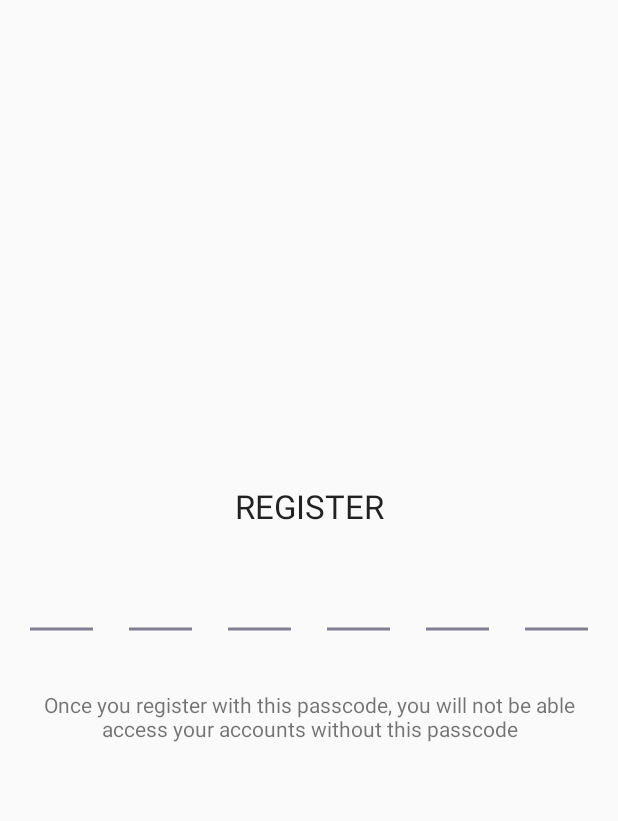
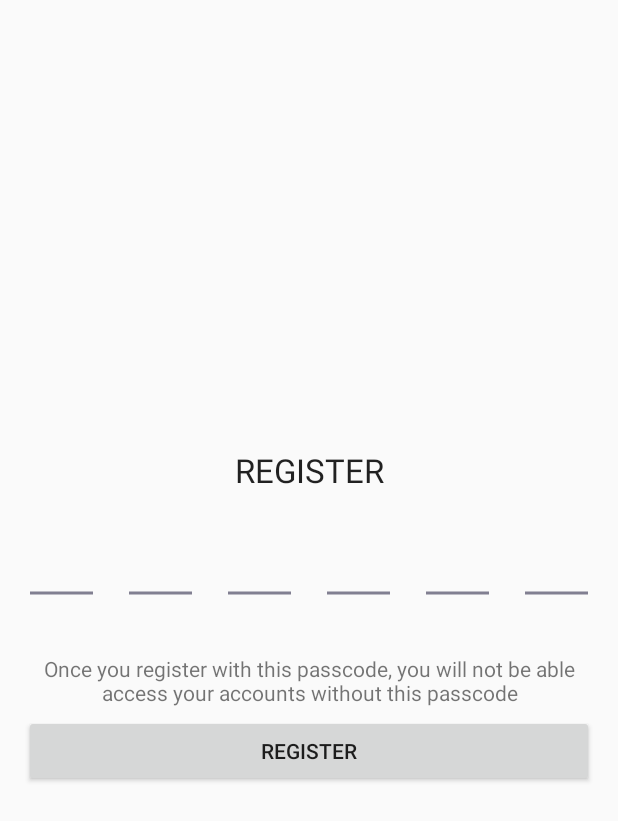
Before and after one commit to mcgigglepop/myprofilebox-cold-storage, an Android app: the RegisterActivity screen opened directly, with no data from a screen before it, on a phone screen of 412 x 824 dp. Shown: the top 821 px of the screen. Run offline under Robolectric (Android 15) with nearby library versions, the phone set to English and light mode, and no system bars.

Commit message:
added register button

```diff
--- a/MyProfileBox2/app/src/main/res/layout/activity_register.xml
+++ b/MyProfileBox2/app/src/main/res/layout/activity_register.xml
@@ -39,8 +39,11 @@
         android:layout_marginBottom="5dp"
         />
 
-
-
+    <Button
+        android:id="@+id/register_button"
+        android:layout_width="match_parent"
+        android:layout_height="wrap_content"
+        android:text="Register" />
 
 
 </LinearLayout>
```
